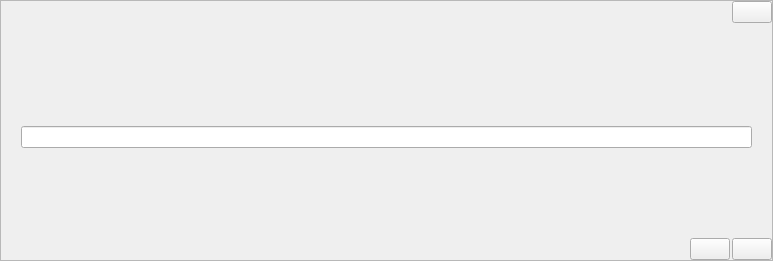
Qt form src/gui/Dlg/input.ui (LaM0uette/PySide6_Blank_Project_demo) before a commit.
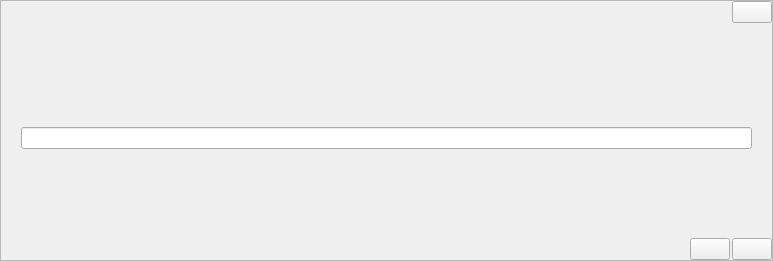
The same form after that commit.

```diff
--- a/src/gui/Dlg/input.ui
+++ b/src/gui/Dlg/input.ui
@@ -109,7 +109,7 @@
       <item>
        <layout class="QVBoxLayout" name="vlay_input_body">
         <property name="spacing">
-         <number>0</number>
+         <number>2</number>
         </property>
         <property name="leftMargin">
          <number>20</number>
```
